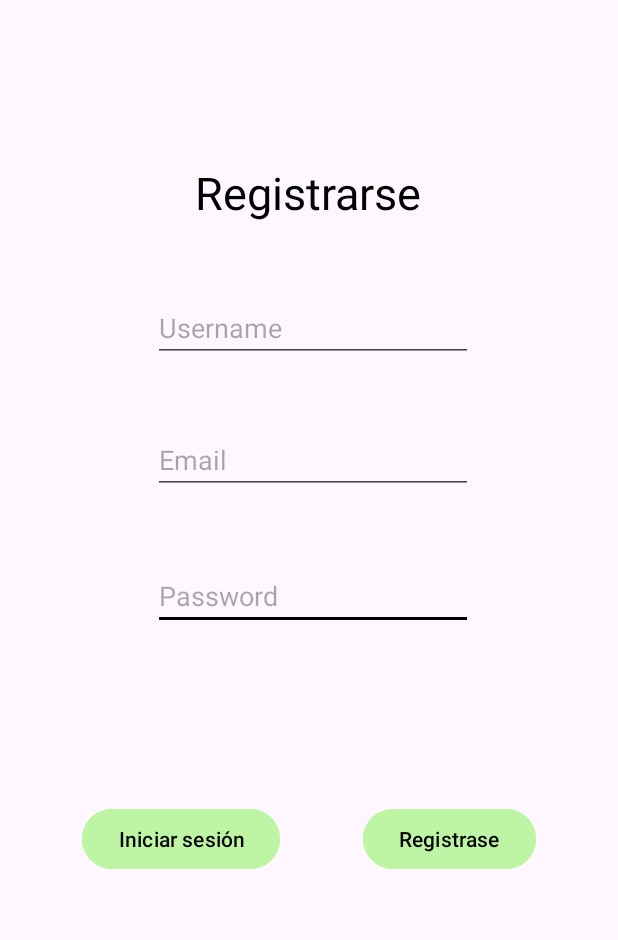
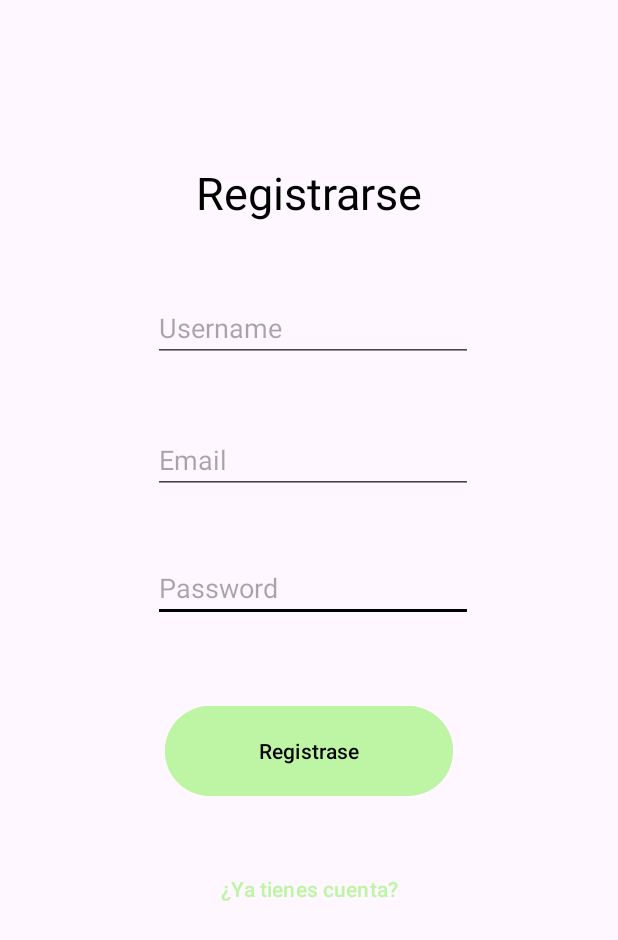
Before and after one commit to AngelAcedo12/ProjectoJose_y_Angel, an Android app: the SingUpActivity screen opened directly, with no data from a screen before it, on a phone screen of 412 x 824 dp. Shown: the top 940 px of the screen. Run offline under Robolectric (Android 15) with nearby library versions, the phone set to English and light mode, and no system bars.

```diff
--- a/app/src/main/java/com/example/projectojose_y_angel/MainActivity.java
+++ b/app/src/main/java/com/example/projectojose_y_angel/MainActivity.java
@@ -49,12 +49,16 @@ public class MainActivity extends AppCompatActivity  {
         SharedPreferences sharedPreferences = getSharedPreferences(getString(R.string.app_name),MODE_PRIVATE);
         String email = sharedPreferences.getString("email",null);
         if (email!=null){
+
             Optional<User> optionalUser  = repositoryUser.findByEmail(email);
             if (optionalUser.isPresent()){
                 Intent intent = new Intent(this, PermisionActivity.class);
                 startActivity(intent);
                 finish();
             }
+        }else {
+
+            Toast.makeText(this, "Soy nulo", Toast.LENGTH_SHORT).show();
         }
 
 
--- a/app/src/main/java/com/example/projectojose_y_angel/SingUpActivity.java
+++ b/app/src/main/java/com/example/projectojose_y_angel/SingUpActivity.java
@@ -37,9 +37,18 @@ public class SingUpActivity extends AppCompatActivity implements InsertarUsuario
 
 
         buttonRegister.setOnClickListener(e -> {
+
+
+            String regex = "^(?=.*[a-z])(?=.*[A-Z])(?=.*\\d)(?=.*[^a-zA-Z0-9]).{8,}$";
+
+
+
             String username = editUsername.getText().toString();
             String email = editEmail.getText().toString();
             String password = editPassword.getText().toString();
+
+
+
              user = new User(username,email,password);
             InsertarUsuario insertarUsuario = new InsertarUsuario(this,this);
             insertarUsuario.execute(user);
@@ -62,10 +71,13 @@ public class SingUpActivity extends AppCompatActivity implements InsertarUsuario
                 Toast.makeText(this, "Registrado", Toast.LENGTH_SHORT).show();
                 SharedPreferences pref = getSharedPreferences(getString(R.string.app_name),MODE_PRIVATE);
                 SharedPreferences.Editor editor = pref.edit();
+            Toast.makeText(this, user.toString(), Toast.LENGTH_SHORT).show();
                 editor.putString("email",user.getEmail());
                 editor.putString("username",user.getUser());
                 editor.putString("password",user.getPassword());
-                editor.apply();
+                if(editor.commit()){
+                    editor.apply();
+                };
                 Intent intent = new Intent(this,PermisionActivity.class);
                 startActivity(intent);
                 finish();
@@ -74,4 +86,11 @@ public class SingUpActivity extends AppCompatActivity implements InsertarUsuario
             Toast.makeText(this, "Error al registrar el usuario", Toast.LENGTH_SHORT).show();
         }
     }
+    public  boolean validarPassword(String password) {
+        // Expresión regular que verifica todos los criterios
+        String regex = "^(?=.*[a-z])(?=.*[A-Z])(?=.*\\d)(?=.*[^a-zA-Z0-9]).{8,}$";
+
+        // Verificar si la contraseña coincide con la expresión regular
+        return password.matches(regex);
+    }
 }
--- a/app/src/main/java/com/example/projectojose_y_angel/models/User.java
+++ b/app/src/main/java/com/example/projectojose_y_angel/models/User.java
@@ -38,4 +38,13 @@ public class User {
     public void setPassword(String password) {
         this.password = password;
     }
+
+    @Override
+    public String toString() {
+        return "User{" +
+                "user='" + user + '\'' +
+                ", email='" + email + '\'' +
+                ", password='" + password + '\'' +
+                '}';
+    }
 }
--- a/app/src/main/res/layout/activity_sing_up.xml
+++ b/app/src/main/res/layout/activity_sing_up.xml
@@ -8,16 +8,18 @@
 
     <Button
         android:id="@+id/buttonSinUpConfirmer"
-        android:layout_width="wrap_content"
-        android:layout_height="wrap_content"
-        android:layout_marginStart="20dp"
-        android:layout_marginTop="115dp"
-        android:layout_marginEnd="40dp"
+        android:layout_width="192dp"
+        android:layout_height="68dp"
+        android:layout_marginStart="147dp"
+        android:layout_marginTop="52dp"
+        android:layout_marginEnd="147dp"
+        android:layout_marginBottom="34dp"
         android:text="Registrase"
         android:textColor="@color/black"
         android:theme="@style/ButtonStyle"
+        app:layout_constraintBottom_toTopOf="@+id/buttonLogInRedirect"
         app:layout_constraintEnd_toEndOf="parent"
-        app:layout_constraintStart_toEndOf="@+id/buttonLogInRedirect"
+        app:layout_constraintStart_toStartOf="parent"
         app:layout_constraintTop_toBottomOf="@+id/editTextTextPasswordSingUp" />
 
     <TextView
@@ -26,7 +28,7 @@
         android:layout_height="wrap_content"
         android:layout_marginStart="176dp"
         android:layout_marginTop="108dp"
-        android:layout_marginEnd="177dp"
+        android:layout_marginEnd="176dp"
         android:layout_marginBottom="101dp"
         android:text="Registrarse"
         android:textSize="30dp"
@@ -39,23 +41,24 @@
         android:id="@+id/buttonLogInRedirect"
         android:layout_width="wrap_content"
         android:layout_height="48dp"
-        android:layout_marginStart="40dp"
-        android:layout_marginTop="115dp"
-        android:layout_marginEnd="20dp"
-        android:text="Iniciar sesión"
-        android:textColor="@color/black"
+        android:layout_marginStart="122dp"
+        android:layout_marginTop="34dp"
+        android:layout_marginEnd="122dp"
+        android:backgroundTint="@android:color/transparent"
+        android:text="¿Ya tienes cuenta?"
+        android:textColor="@color/backGroundLight"
         android:theme="@style/ButtonStyle"
-        app:layout_constraintEnd_toStartOf="@+id/buttonSinUpConfirmer"
+        app:layout_constraintEnd_toEndOf="parent"
         app:layout_constraintStart_toStartOf="parent"
-        app:layout_constraintTop_toBottomOf="@+id/editTextTextPasswordSingUp" />
+        app:layout_constraintTop_toBottomOf="@+id/buttonSinUpConfirmer" />
 
     <EditText
         android:id="@+id/editTextTextPasswordSingUp"
         android:layout_width="wrap_content"
         android:layout_height="wrap_content"
         android:layout_marginStart="102dp"
-        android:layout_marginTop="45dp"
-        android:layout_marginEnd="99dp"
+        android:layout_marginTop="40dp"
+        android:layout_marginEnd="102dp"
         android:ems="10"
         android:hint="Password"
         android:inputType="textPassword"
@@ -70,7 +73,7 @@
         android:layout_height="wrap_content"
         android:layout_marginStart="102dp"
         android:layout_marginTop="284dp"
-        android:layout_marginEnd="99dp"
+        android:layout_marginEnd="102dp"
         android:ems="10"
         android:hint="Email"
         android:inputType="textEmailAddress"
@@ -85,7 +88,7 @@
         android:layout_height="wrap_content"
         android:layout_marginStart="102dp"
         android:layout_marginTop="196dp"
-        android:layout_marginEnd="99dp"
+        android:layout_marginEnd="102dp"
         android:ems="10"
         android:hint="Username"
         android:inputType="textEmailAddress"
```
